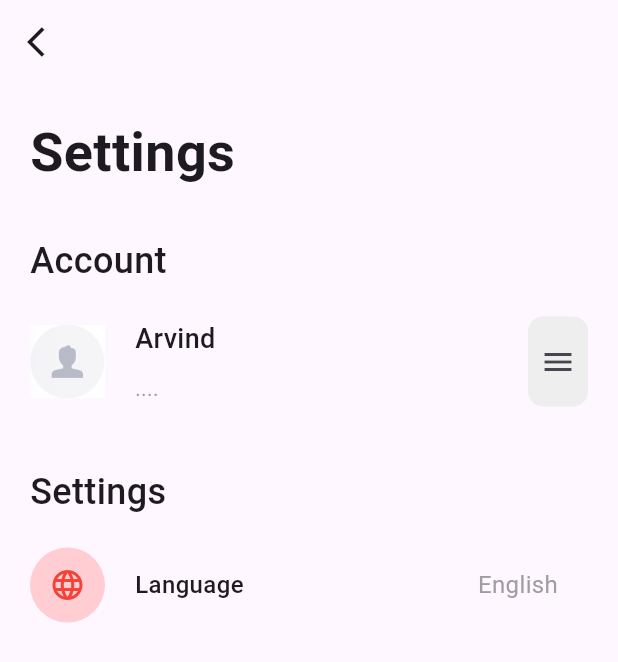
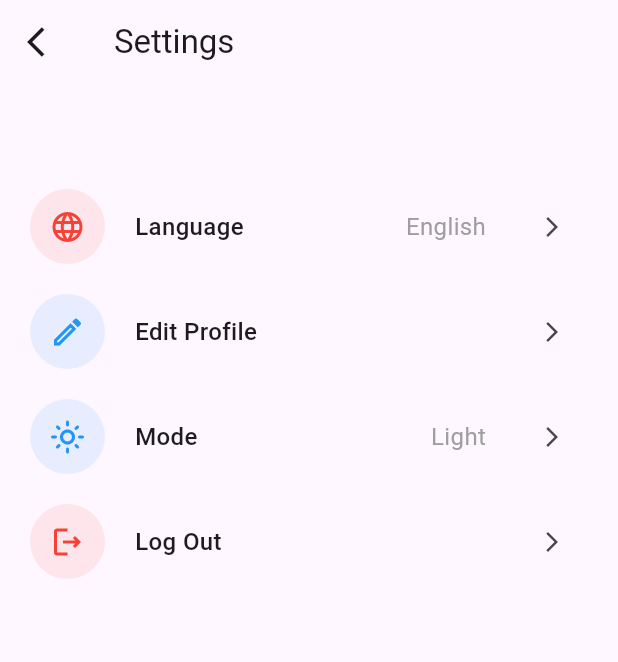
Before and after one commit to Kundalaryan/Sudhar_hubb, a Flutter app: the AccountScreen screen opened directly, on a phone screen of 412 x 824 dp. Shown: the top 662 px of the screen. Run offline on Flutter 3.47's test engine with Material 3 defaults, Android fonts, the phone set to English and light mode, and no system bars; our stand-ins replace cloud_firestore, firebase_auth, firebase_core, firebase_storage, geolocator, google_fonts and 3 more; missing offline and left inert: comment_box; accounts and stored records are empty.

Commit message:
created edit profile page and rest of the elements in account_screen.dart

```diff
--- a/lib/account_screen.dart
+++ b/lib/account_screen.dart
@@ -1,6 +1,6 @@
-
 import 'package:flutter/material.dart';
-
+import 'login_page.dart';
+import 'edit_profile_page.dart'; // Import the EditProfilePage
 
 class AccountScreen extends StatefulWidget {
   const AccountScreen({super.key});
@@ -11,16 +11,24 @@ class AccountScreen extends StatefulWidget {
 
 class _AccountScreenState extends State<AccountScreen> {
   bool isDarkMode = false;
+  String selectedLanguage = 'English'; // Default language
+
+  final List<String> languages = ['English', 'Hindi']; // Add more languages here
 
   @override
   Widget build(BuildContext context) {
     return Scaffold(
       appBar: AppBar(
+
         leading: IconButton(
-          onPressed: () {},
+          onPressed: () {
+            Navigator.pop(context);
+          },
           icon: const Icon(Icons.arrow_back_ios),
         ),
+        title: Text('Settings'),
         leadingWidth: 60,
+
       ),
       body: SingleChildScrollView(
         child: Padding(
@@ -28,85 +36,101 @@ class _AccountScreenState extends State<AccountScreen> {
           child: Column(
             crossAxisAlignment: CrossAxisAlignment.start,
             children: [
-              const Text(
-                "Settings",
-                style: TextStyle(
-                  fontSize: 36,
-                  fontWeight: FontWeight.bold,
-                ),
-              ),
+
               const SizedBox(height: 30),
-              const Text(
-                "Account",
-                style: TextStyle(
-                  fontSize: 24,
-                  fontWeight: FontWeight.w500,
-                ),
+
+              const SizedBox(height: 20),
+              _buildSettingOption(
+                icon: Icons.language_outlined,
+                color: Colors.red,
+                title: "Language",
+                subtitle: selectedLanguage,
+                onTap: () {
+                  _showLanguageDialog();
+                },
               ),
               const SizedBox(height: 20),
-              SizedBox(
-                width: double.infinity,
-                child: Row(
-                  children: [
-                    Image.asset(
-                        'assets/images/avatar.png',
-                        width: 50, height: 60),
-                    const SizedBox(width: 20),
-                    const Column(
-                      crossAxisAlignment: CrossAxisAlignment.start,
-                      children: [
-                        Text(
-                          "Arvind",
-                          style: TextStyle(
-                            fontSize: 18,
-                            fontWeight: FontWeight.w500,
-                          ),
-                        ),
-                        SizedBox(height: 10),
-                        Text(
-                          "....",
-                          style: TextStyle(
-                            fontSize: 14,
-                            color: Colors.grey,
-                          ),
-                        )
-                      ],
-                    ),
-                    const Spacer(),
-                   Container(
-                     width: 40,
-                     height: 60,
-                     decoration: BoxDecoration(
-                       color: Colors.grey.shade200,
-                       borderRadius: BorderRadius.circular(10),
-                     ),
-                         child: IconButton(
-                           icon: Icon(Icons.menu
-                           ),
-                           onPressed: () {
-
+              _buildSettingOption(
+                icon: Icons.edit_outlined,
+                color: Colors.blue,
+                title: "Edit Profile",
+                subtitle: "",
+                onTap: () {
                   Navigator.push(
                     context,
                     MaterialPageRoute(
-                                 builder: (context) => AccountScreen(),
+                      builder: (context) =>  EditProfilePage(),
                     ),
                   );
                 },
               ),
+              const SizedBox(height: 20),
+              _buildSettingOption(
+                icon: isDarkMode ? Icons.dark_mode_outlined : Icons.light_mode_outlined,
+                color: isDarkMode ? Colors.yellow : Colors.blue,
+                title: "Mode",
+                subtitle: isDarkMode ? "Dark" : "Light",
+                onTap: () {
+                  setState(() {
+                    isDarkMode = !isDarkMode;
+                  });
+                },
+              ),
+              const SizedBox(height: 20),
+              _buildSettingOption(
+                icon: Icons.logout_outlined,
+                color: Colors.red,
+                title: "Log Out",
+                subtitle: "",
+                onTap: () {
+                  Navigator.pushReplacement(
+                    context,
+                    MaterialPageRoute(
+                      builder: (context) => LoginPage(),
+                    ),
+                  );
+                },
               ),
             ],
           ),
         ),
-              const SizedBox(height: 40),
-              const Text(
-                "Settings",
-                style: TextStyle(
-                  fontSize: 24,
-                  fontWeight: FontWeight.w500,
       ),
+    );
+  }
+
+  void _showLanguageDialog() {
+    showDialog(
+      context: context,
+      builder: (BuildContext context) {
+        return AlertDialog(
+          title: const Text('Select Language'),
+          content: Column(
+            mainAxisSize: MainAxisSize.min,
+            children: languages.map((language) {
+              return ListTile(
+                title: Text(language),
+                onTap: () {
+                  setState(() {
+                    selectedLanguage = language;
+                  });
+                  Navigator.pop(context);
+                },
+              );
+            }).toList(),
           ),
-              const SizedBox(height: 20),
-              Container(
+        );
+      },
+    );
+  }
+
+  Widget _buildSettingOption({
+    required IconData icon,
+    required Color color,
+    required String title,
+    required String subtitle,
+    void Function()? onTap,
+  }) {
+    return Container(
       width: double.infinity,
       child: Row(
         children: [
@@ -115,37 +139,33 @@ class _AccountScreenState extends State<AccountScreen> {
             width: 50,
             decoration: BoxDecoration(
               shape: BoxShape.circle,
-                        color: Colors.red.shade100,
+              color: color.withOpacity(0.1),
             ),
-                      child: Icon(Icons.language_outlined,
-                        color: Colors.red,
-                      )
+            child: Icon(icon, color: color),
           ),
           const SizedBox(width: 20),
           Text(
-                  "Language",
-                  style: TextStyle(
+            title,
+            style: const TextStyle(
               fontSize: 16,
               fontWeight: FontWeight.w500,
             ),
           ),
           const Spacer(),
           Text(
-                      "English",
-                      style: TextStyle(
+            subtitle,
+            style: const TextStyle(
               fontSize: 16,
               color: Colors.grey,
             ),
           ),
-                    const SizedBox(width: 20,)
-
+          const SizedBox(width: 20),
+          if (onTap != null)
+            IconButton(
+              icon: const Icon(Icons.arrow_forward_ios, size: 16),
+              onPressed: onTap,
+            ),
         ],
-                ),
-              )
-
-            ],
-          ),
-        ),
       ),
     );
   }
```
Also changed, not shown: lib/edit_profile_page.dart (added, +118 -0 lines). Lines whose indentation alone changed are shown as unchanged.
